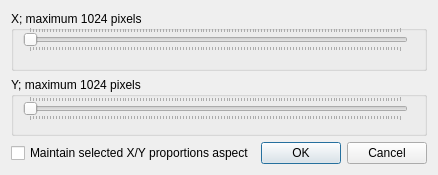
Old version of the form size_form.ui in the repository stasinek/Panel.
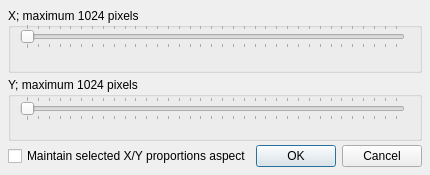
New version of the form.

Commit message: QSettings store windows positions, Main - position limited, snapped.

```diff
--- a/size_form.ui
+++ b/size_form.ui
@@ -23,6 +23,21 @@
    <string>Advanced: Size...</string>
   </property>
   <layout class="QVBoxLayout" name="verticalLayout">
+   <property name="spacing">
+    <number>4</number>
+   </property>
+   <property name="leftMargin">
+    <number>8</number>
+   </property>
+   <property name="topMargin">
+    <number>8</number>
+   </property>
+   <property name="rightMargin">
+    <number>8</number>
+   </property>
+   <property name="bottomMargin">
+    <number>8</number>
+   </property>
    <item>
     <widget class="QGroupBox" name="groupBox">
      <property name="title">
@@ -40,9 +55,15 @@
       <property name="maximum">
        <number>1024</number>
       </property>
+      <property name="singleStep">
+       <number>30</number>
+      </property>
       <property name="pageStep">
        <number>8</number>
       </property>
+      <property name="sliderPosition">
+       <number>0</number>
+      </property>
       <property name="orientation">
        <enum>Qt::Horizontal</enum>
       </property>
@@ -69,6 +90,9 @@
       <property name="maximum">
        <number>1024</number>
       </property>
+      <property name="singleStep">
+       <number>30</number>
+      </property>
       <property name="pageStep">
        <number>8</number>
       </property>
```
The commit also changes 39 other files.
